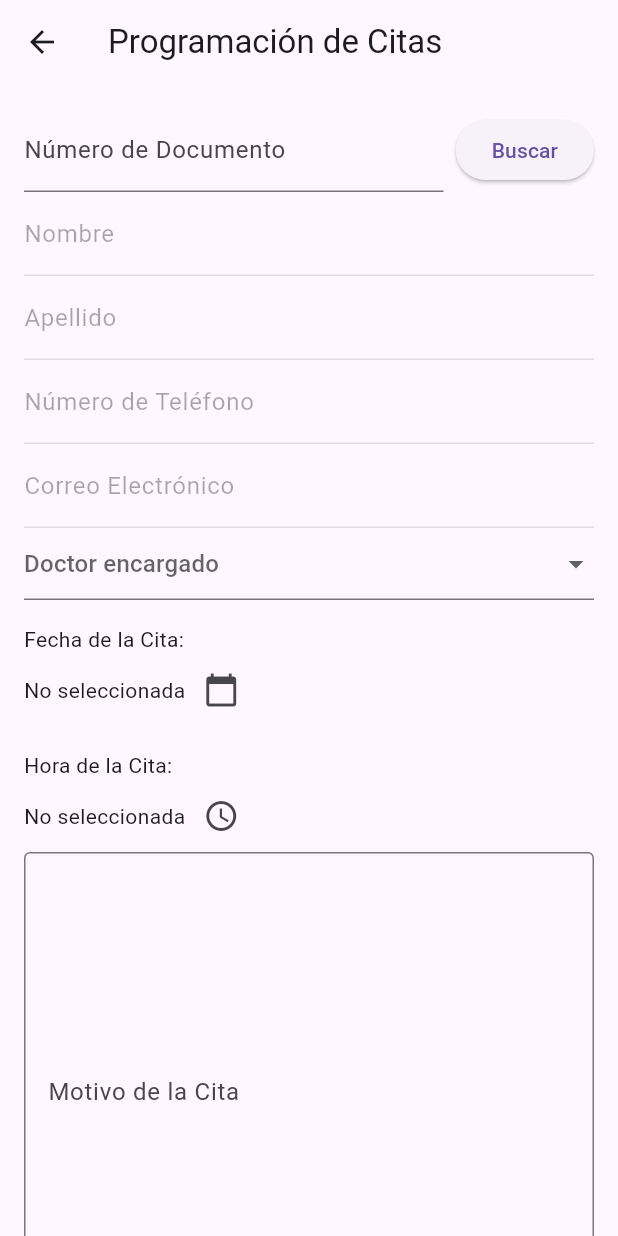
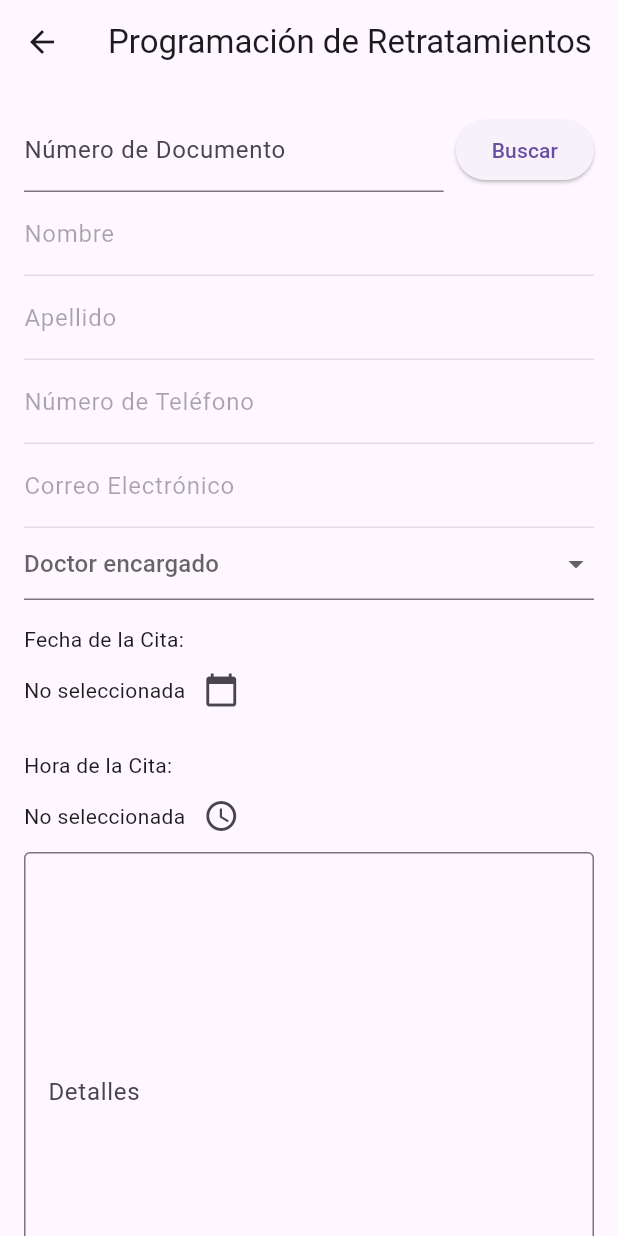
Before and after one commit to AlanWadith01/Proyecto, a Flutter app: the ProgramarretraPage screen opened directly, on a phone screen of 412 x 824 dp. Run offline on Flutter 3.47's test engine with Material 3 defaults, Android fonts, the phone set to English and light mode, and no system bars; our stand-ins replace image_picker.

Commit message:
mod progRetratatamiento

```diff
--- a/tumejorsonrisa/lib/widgets/programarretratamiento.dart
+++ b/tumejorsonrisa/lib/widgets/programarretratamiento.dart
@@ -78,7 +78,7 @@ class _ProgramarretraPageState extends State<ProgramarretraPage> {
   Widget build(BuildContext context) {
     return Scaffold(
       appBar: AppBar(
-        title: Text('Programación de Citas'),
+        title: Text('Programación de Retratamientos'),
       ),
       body: SingleChildScrollView(
         child: Padding(
@@ -196,7 +196,7 @@ class _ProgramarretraPageState extends State<ProgramarretraPage> {
                 TextField(
                   controller: _motivoController,
                   decoration: InputDecoration(
-                    labelText: 'Motivo de la Cita',
+                    labelText: 'Detalles',
                     border: OutlineInputBorder(),
                   ),
                   maxLines: 12,
@@ -209,7 +209,7 @@ class _ProgramarretraPageState extends State<ProgramarretraPage> {
                         if (_formKey.currentState!.validate()) {
                         }
                       },
-                      child: Text('Programar Cita'),
+                      child: Text('Programar Retratamiento'),
                     ),
                   ),
                 ),
```
